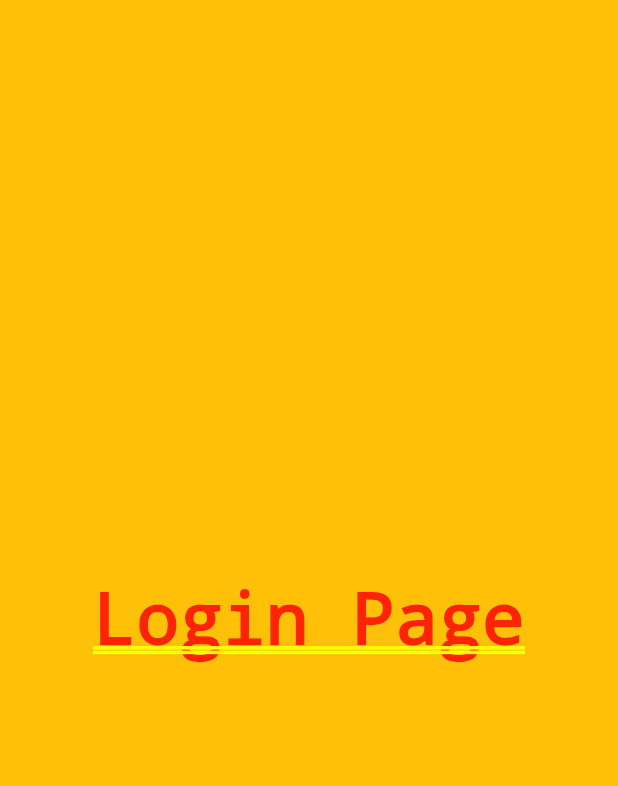
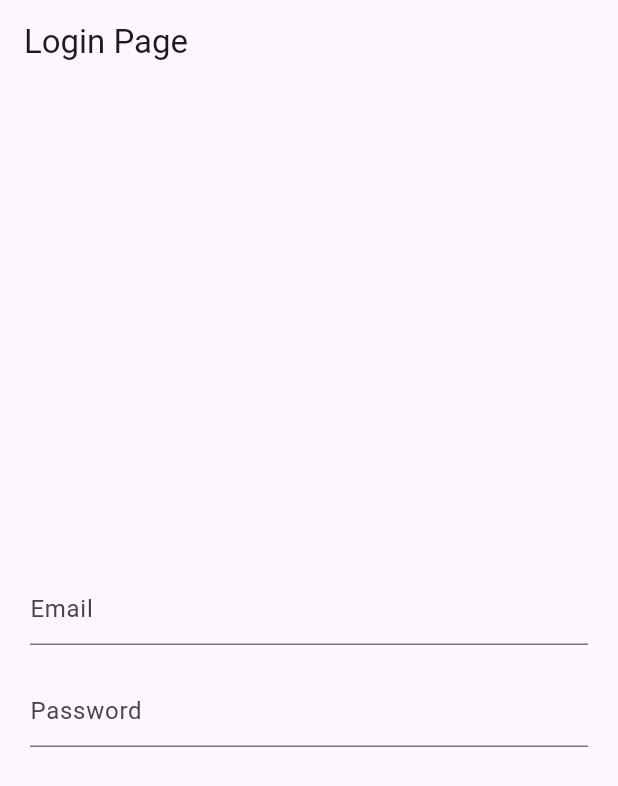
Before and after one commit to Soudip-dev/bloc_clean_coding, a Flutter app: the screen it shows after launch, on a phone screen of 412 x 824 dp. Shown: the top 786 px of the screen. Run offline on Flutter 3.47's test engine with Material 3 defaults, Android fonts, the phone set to English and light mode, and no system bars; our stand-ins replace freezed_annotation.

Commit message:
login Page

```diff
--- /dev/null
+++ b/lib/ui_componentes/normalTextfild.dart
@@ -0,0 +1,36 @@
+import 'package:flutter/material.dart';
+
+class NormalTextfild extends StatelessWidget {
+  final FocusNode  commonFocusNode;
+  final FocusNode ? nextFocusNode;
+  final String ? hintText;
+
+
+   NormalTextfild({Key?key, required  this.commonFocusNode,  this.nextFocusNode, required this.hintText, }) : super(key: key);
+
+  @override
+  Widget build(BuildContext context) {
+    return TextFormField(
+                keyboardType: TextInputType.emailAddress,
+                textInputAction: TextInputAction.next,
+                focusNode: commonFocusNode,
+                onFieldSubmitted: (value){
+                  FocusScope.of(context).requestFocus(nextFocusNode);
+                },
+                validator: (value) {
+                  if (value!.isEmpty) {
+                    return 'Please enter some text';
+                  }
+                  return null;
+
+                },
+               onChanged: (value) {
+
+               },
+               decoration: InputDecoration(
+                hintText: hintText
+               ),
+
+               );
+  }
+}
--- a/lib/views/login_page/loginPage.dart
+++ b/lib/views/login_page/loginPage.dart
@@ -1,15 +1,40 @@
+import 'package:bloc_clean_coding/ui_componentes/normalTextfild.dart';
 import 'package:flutter/material.dart';
 
-class LoginPage extends StatelessWidget {
+class LoginPage extends StatefulWidget {
   const LoginPage({super.key});
 
   @override
+  State<LoginPage> createState() => _LoginPageState();
+}
+
+class _LoginPageState extends State<LoginPage> {
+  final _formKey = GlobalKey<FormState>();
+final emailFocuse = FocusNode();
+final passwordFocuse = FocusNode();
+
+  @override
   Widget build(BuildContext context) {
-    return Container(
-      color: Colors.amber,
-      child: Center(
-        child: Text("Login Page"),
-      ),
+    return Scaffold(
+    appBar: AppBar(
+      title: Text("Login Page"),
+    ),
+    body: Padding(
+      padding: const EdgeInsets.all(20.0),
+      child: Form(
+        key: _formKey,
+        child: Column(
+          crossAxisAlignment: CrossAxisAlignment.center,
+          mainAxisAlignment: MainAxisAlignment.center,
+          children: [
+               NormalTextfild(commonFocusNode:emailFocuse , nextFocusNode: primaryFocus , hintText: "Email" ,),
+               SizedBox(height: 20,),
+              NormalTextfild(commonFocusNode:passwordFocuse  , hintText: "Password" ,),
+
+          ],
+        ),
+        ),
+    )
     );
   }
 }
--- a/lib/views/splsh_screen/splshScreen.dart
+++ b/lib/views/splsh_screen/splshScreen.dart
@@ -23,9 +23,12 @@ class _SplshScreenState extends State<SplshScreen> {
   Widget build(BuildContext context) {
     return Scaffold(
       body: Center(
-        child: RoundBotton(title: "Home Page", onPress: (){
-          Navigator.pushNamed(context, RoutesName.homeScreen);
-        }),
+        child: Container(height: 250,width: 250,color: Colors.cyan,child: Center(
+          child: Text("Splash Screen"),
+        ),)
+        // RoundBotton(title: "Home Page", onPress: (){
+        //   Navigator.pushNamed(context, RoutesName.homeScreen);
+        // }),
       ),
     );
   }
```
Also changed, not shown: lib/model/user/userMode.g.dart (deleted).
